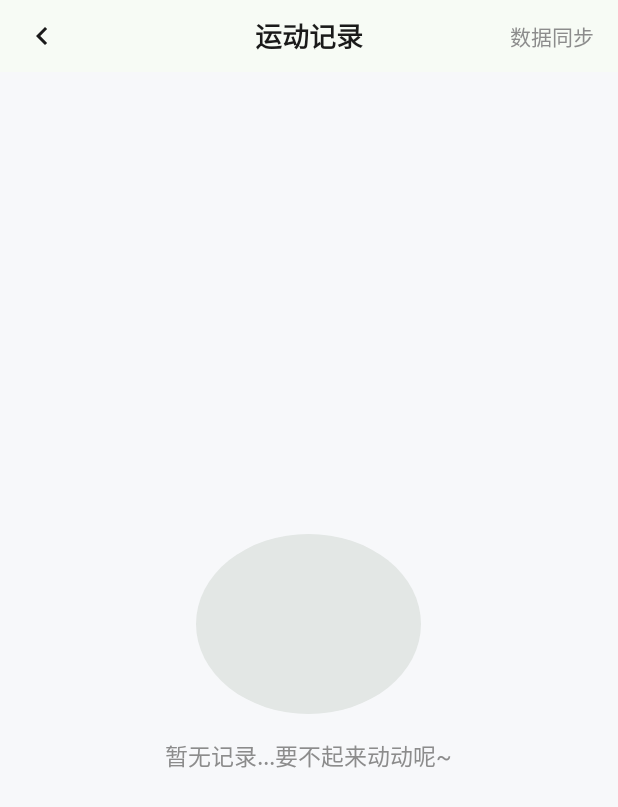
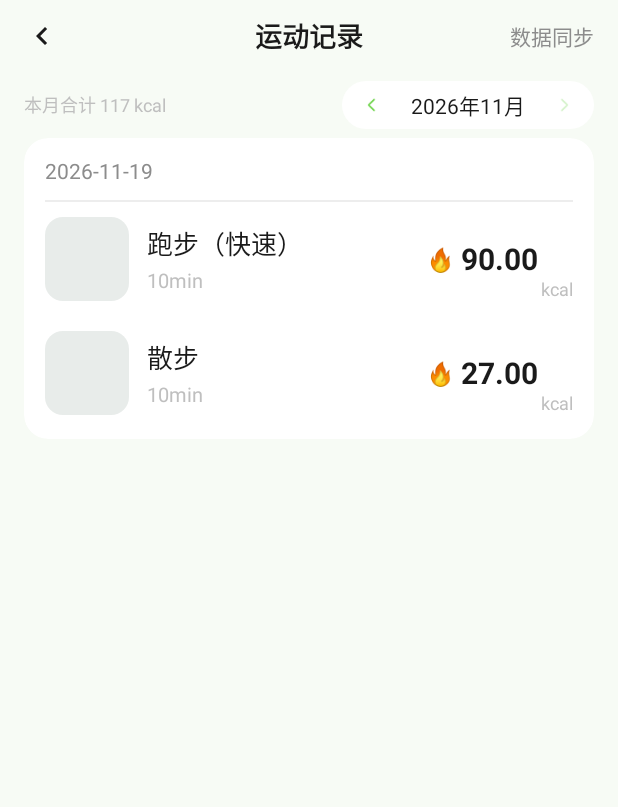
Before and after one commit to MengFuFu/CalorieApp, an Android app: the SportRecordFragment screen opened through its navigation route, on a phone screen of 412 x 824 dp. Shown: the top 807 px of the screen. Run offline under Robolectric (Android 15) with nearby library versions, the phone set to English and light mode, and no system bars; our stand-ins replace Dagger/Hilt's generated code.

Commit message:
运动记录页按月分组展示 + 保存写库

```diff
--- /dev/null
+++ b/app/src/main/java/com/mh/calorie/data/temp/TempSportRecordRepository.kt
@@ -0,0 +1,45 @@
+package com.mh.calorie.data.temp
+
+import com.mh.calorie.core.domain.model.SportRecord
+import kotlinx.coroutines.flow.MutableStateFlow
+import kotlinx.coroutines.flow.StateFlow
+import kotlinx.coroutines.flow.asStateFlow
+import java.time.LocalDate
+import java.time.LocalDateTime
+import javax.inject.Inject
+import javax.inject.Singleton
+
+/** 运动记录临时仓库（M4 接 Room 后整类删除） */
+@Singleton
+class TempSportRecordRepository @Inject constructor() {
+
+    private val _records = MutableStateFlow(seed())
+    val records: StateFlow<List<SportRecord>> = _records.asStateFlow()
+
+    fun all(): List<SportRecord> = _records.value
+
+    fun add(
+        recordedAt: LocalDateTime,
+        name: String,
+        quantity: Float,
+        unitLabel: String,
+        kcal: Float
+    ) {
+        // 同一秒内连续保存时把时间顶开，避免排序不稳定
+        var at = recordedAt
+        while (_records.value.any { it.recordedAt == at }) {
+            at = at.plusSeconds(1)
+        }
+        _records.value = (_records.value + SportRecord(at, name, quantity, unitLabel, kcal))
+            .sortedBy { it.recordedAt }
+    }
+
+    /** 两条今天的种子数据，便于先看到分组效果 */
+    private fun seed(): List<SportRecord> {
+        val today = LocalDate.now()
+        return listOf(
+            SportRecord(today.atTime(8, 12), "散步", 10f, "min", 27f),
+            SportRecord(today.atTime(9, 40), "跑步（快速）", 10f, "min", 90f)
+        )
+    }
+}
--- a/app/src/main/java/com/mh/calorie/ui/sport/SportInputSheet.kt
+++ b/app/src/main/java/com/mh/calorie/ui/sport/SportInputSheet.kt
@@ -12,11 +12,14 @@ import androidx.core.os.bundleOf
 import com.google.android.material.bottomsheet.BottomSheetBehavior
 import com.google.android.material.bottomsheet.BottomSheetDialogFragment
 import com.mh.calorie.R
+import com.mh.calorie.data.temp.TempSportRecordRepository
 import com.mh.calorie.databinding.SheetSportInputBinding
 import com.mh.calorie.ui.weight.input.DateWheelSheet
+import dagger.hilt.android.AndroidEntryPoint
 import java.time.LocalDateTime
 import java.time.format.DateTimeFormatter
 import java.util.Locale
+import javax.inject.Inject
 import kotlin.math.roundToInt
 
 /**
@@ -24,7 +27,11 @@ import kotlin.math.roundToInt
  * 日期胶囊 + 所选运动 + 大数字 + 单位（min / km / 局(x min) / 场(x min) / 个(x/分钟)）+ 自绘键盘。
  * 保存后通过 Fragment Result 把「千卡 + 数量」回传给运动库页。
  */
+@AndroidEntryPoint
 class SportInputSheet : BottomSheetDialogFragment() {
+
+    @Inject
+    lateinit var sportRepo: TempSportRecordRepository
 
     private var _binding: SheetSportInputBinding? = null
     private val binding get() = _binding!!
@@ -201,6 +208,13 @@ class SportInputSheet : BottomSheetDialogFragment() {
                 RESULT_DATETIME to selectedAt.format(TIME_FORMATTER)
             )
         )
+        sportRepo.add(
+            recordedAt = selectedAt,
+            name = itemName,
+            quantity = value,
+            unitLabel = labelOf(unit),
+            kcal = kcal
+        )
         dismiss()
     }
 
--- /dev/null
+++ b/app/src/main/java/com/mh/calorie/ui/sport/SportRecordAdapter.kt
@@ -0,0 +1,50 @@
+package com.mh.calorie.ui.sport
+
+import android.view.LayoutInflater
+import android.view.ViewGroup
+import androidx.recyclerview.widget.DiffUtil
+import androidx.recyclerview.widget.ListAdapter
+import androidx.recyclerview.widget.RecyclerView
+import com.mh.calorie.databinding.ItemSportDayBinding
+import com.mh.calorie.databinding.ItemSportRecordRowBinding
+
+/** 一天一张卡，卡内逐条运动 */
+class SportRecordAdapter : ListAdapter<SportDayGroup, SportRecordAdapter.DayHolder>(DIFF) {
+
+    override fun onCreateViewHolder(parent: ViewGroup, viewType: Int): DayHolder {
+        val binding = ItemSportDayBinding.inflate(
+            LayoutInflater.from(parent.context), parent, false
+        )
+        return DayHolder(binding)
+    }
+
+    override fun onBindViewHolder(holder: DayHolder, position: Int) {
+        holder.bind(getItem(position))
+    }
+
+    class DayHolder(private val binding: ItemSportDayBinding) : RecyclerView.ViewHolder(binding.root) {
+
+        fun bind(group: SportDayGroup) {
+            binding.tvDate.text = group.dateText
+            binding.containerRows.removeAllViews()
+            val inflater = LayoutInflater.from(binding.root.context)
+            group.rows.forEach { row ->
+                val rowBinding = ItemSportRecordRowBinding.inflate(
+                    inflater, binding.containerRows, false
+                )
+                rowBinding.tvName.text = row.name
+                rowBinding.tvQuantity.text = row.quantityText
+                rowBinding.tvKcal.text = row.kcalText
+                binding.containerRows.addView(rowBinding.root)
+            }
+        }
+
+    }
+
+    private companion object {
+        val DIFF = object : DiffUtil.ItemCallback<SportDayGroup>() {
+            override fun areItemsTheSame(a: SportDayGroup, b: SportDayGroup) = a.dateText == b.dateText
+            override fun areContentsTheSame(a: SportDayGroup, b: SportDayGroup) = a == b
+        }
+    }
+}
--- a/app/src/main/java/com/mh/calorie/ui/sport/SportRecordFragment.kt
+++ b/app/src/main/java/com/mh/calorie/ui/sport/SportRecordFragment.kt
@@ -3,28 +3,67 @@ package com.mh.calorie.ui.sport
 import android.os.Bundle
 import android.view.View
 import android.widget.Toast
+import androidx.core.view.isVisible
 import androidx.fragment.app.Fragment
+import androidx.fragment.app.viewModels
+import androidx.lifecycle.Lifecycle
+import androidx.lifecycle.lifecycleScope
+import androidx.lifecycle.repeatOnLifecycle
 import androidx.navigation.fragment.findNavController
+import androidx.recyclerview.widget.LinearLayoutManager
 import com.mh.calorie.R
 import com.mh.calorie.databinding.FragmentSportRecordBinding
+import dagger.hilt.android.AndroidEntryPoint
+import kotlinx.coroutines.launch
 
 
-/** 首页「运动」卡进来的运动记录页：目前只有空态 */
+/** 运动记录页：按月份筛选、按日期分组 */
+@AndroidEntryPoint
 class SportRecordFragment : Fragment(R.layout.fragment_sport_record) {
 
     private var _binding: FragmentSportRecordBinding? = null
     private val binding get() = _binding!!
 
+    private val viewModel: SportRecordViewModel by viewModels()
+    private val adapter = SportRecordAdapter()
+
     override fun onViewCreated(view: View, savedInstanceState: Bundle?) {
         _binding = FragmentSportRecordBinding.bind(view)
+
         binding.btnBack.setOnClickListener { findNavController().navigateUp() }
         binding.tvSync.setOnClickListener {
             Toast.makeText(requireContext(), "数据同步将在后续接入", Toast.LENGTH_SHORT).show()
         }
+        binding.btnPrevMonth.setOnClickListener { viewModel.previousMonth() }
+        binding.btnNextMonth.setOnClickListener { viewModel.nextMonth() }
+        binding.btnGoRecord.setOnClickListener {
+            findNavController().navigate(R.id.action_sportRecordFragment_to_sportLibraryFragment)
+        }
+
+        binding.rvRecords.layoutManager = LinearLayoutManager(requireContext())
+        binding.rvRecords.adapter = adapter
+
+        viewLifecycleOwner.lifecycleScope.launch {
+            viewLifecycleOwner.repeatOnLifecycle(Lifecycle.State.STARTED) {
+                viewModel.uiState.collect { render(it) }
+            }
+        }
+    }
+
+    private fun render(state: SportRecordUiState) {
+        binding.tvMonth.text = state.monthText
+        binding.tvMonthTotal.text = getString(R.string.sport_month_total, state.totalText)
+        binding.btnNextMonth.isEnabled = state.canGoNext
+        binding.btnNextMonth.alpha = if (state.canGoNext) 1f else 0.3f
+
+        binding.groupEmpty.isVisible = state.isEmpty
+        binding.rvRecords.isVisible = !state.isEmpty
+        adapter.submitList(state.groups)
     }
 
     override fun onDestroyView() {
         super.onDestroyView()
+        binding.rvRecords.adapter = null
         _binding = null
     }
 
--- /dev/null
+++ b/app/src/main/java/com/mh/calorie/ui/sport/SportRecordUiState.kt
@@ -0,0 +1,24 @@
+package com.mh.calorie.ui.sport
+
+
+/** 一条运动记录（已格式化成字符串，Adapter 直接用） */
+data class SportRecordRow(
+    val timeText: String,
+    val name: String,
+    val quantityText: String,
+    val kcalText: String
+)
+
+/** 一天的记录 */
+data class SportDayGroup(
+    val dateText: String,
+    val rows: List<SportRecordRow>
+)
+
+data class SportRecordUiState (
+    val monthText: String = "",
+    val totalText: String = "0",
+    val groups: List<SportDayGroup> = emptyList(),
+    val isEmpty: Boolean = true,
+    val canGoNext: Boolean = false
+)
--- /dev/null
+++ b/app/src/main/java/com/mh/calorie/ui/sport/SportRecordViewModel.kt
@@ -0,0 +1,85 @@
+package com.mh.calorie.ui.sport
+
+import androidx.lifecycle.ViewModel
+import androidx.lifecycle.viewModelScope
+import com.mh.calorie.data.temp.TempSportRecordRepository
+import dagger.hilt.android.lifecycle.HiltViewModel
+import kotlinx.coroutines.flow.MutableStateFlow
+import kotlinx.coroutines.flow.StateFlow
+import kotlinx.coroutines.flow.asStateFlow
+import kotlinx.coroutines.launch
+import java.time.YearMonth
+import java.time.format.DateTimeFormatter
+import java.util.Locale
+import javax.inject.Inject
+
+@HiltViewModel
+class SportRecordViewModel @Inject constructor(
+    private val repo: TempSportRecordRepository
+) : ViewModel() {
+
+    private val _uiState = MutableStateFlow(SportRecordUiState())
+    val uiState: StateFlow<SportRecordUiState> = _uiState.asStateFlow()
+
+    private var month: YearMonth = YearMonth.now()
+
+    init {
+        // 仓库一变就重算，保存后页面自动刷新
+        viewModelScope.launch {
+            repo.records.collect { refresh() }
+        }
+    }
+
+    fun previousMonth() {
+        month = month.minusMonths(1)
+        refresh()
+    }
+
+    fun nextMonth() {
+        if (month < YearMonth.now()) {
+            month = month.plusMonths(1)
+            refresh()
+        }
+    }
+
+    private fun refresh() {
+        val monthRecords = repo.all().filter { YearMonth.from(it.date) == month }
+
+        val groups = monthRecords
+            .groupBy { it.date }
+            .toSortedMap(reverseOrder())
+            .map { (date, list) ->
+                SportDayGroup(
+                    dateText = date.format(DATE_FORMAT),
+                    rows = list.sortedByDescending { it.recordedAt }.map { record ->
+                        SportRecordRow(
+                            timeText = record.recordedAt.format(TIME_FORMAT),
+                            name = record.name,
+                            quantityText = formatQuantity(record.quantity) + record.unitLabel,
+                            kcalText = String.format(Locale.US, "%.2f", record.kcal)
+                        )
+                    }
+                )
+            }
+
+        _uiState.value = SportRecordUiState(
+            monthText = month.format(MONTH_FORMAT),
+            totalText = String.format(Locale.US, "%.0f", monthRecords.sumOf { it.kcal.toDouble() }),
+            groups = groups,
+            isEmpty = groups.isEmpty(),
+            canGoNext = month < YearMonth.now()
+        )
+    }
+
+    /** 10.0 → "10"，10.5 → "10.5" */
+    private fun formatQuantity(value: Float): String =
+        if (value % 1f == 0f) value.toInt().toString()
+        else String.format(Locale.US, "%.1f", value)
+
+    private companion object {
+        val DATE_FORMAT: DateTimeFormatter = DateTimeFormatter.ofPattern("yyyy-MM-dd", Locale.US)
+        val TIME_FORMAT: DateTimeFormatter = DateTimeFormatter.ofPattern("HH:mm", Locale.US)
+        val MONTH_FORMAT: DateTimeFormatter = DateTimeFormatter.ofPattern("yyyy年M月", Locale.CHINA)
+    }
+
+}
--- a/app/src/main/res/layout/fragment_sport_record.xml
+++ b/app/src/main/res/layout/fragment_sport_record.xml
@@ -38,28 +38,92 @@
             android:layout_height="match_parent"
             android:layout_gravity="end"
             android:gravity="center"
+            android:paddingStart="12dp"
             android:paddingEnd="16dp"
-            android:paddingStart="12dp"
             android:text="@string/sport_sync"
             android:textColor="@color/text_secondary"
             android:textSize="14sp" />
     </FrameLayout>
 
-    <!-- 内容区：截图里是浅灰底 -->
-    <FrameLayout
+    <!-- 本月合计 + 月份胶囊 -->
+    <LinearLayout
+        android:layout_width="match_parent"
+        android:layout_height="44dp"
+        android:gravity="center_vertical"
+        android:orientation="horizontal"
+        android:paddingStart="16dp"
+        android:paddingEnd="16dp">
+
+        <TextView
+            android:id="@+id/tvMonthTotal"
+            android:layout_width="0dp"
+            android:layout_height="wrap_content"
+            android:layout_weight="1"
+            android:textColor="@color/text_tertiary"
+            android:textSize="12sp" />
+
+        <LinearLayout
+            android:layout_width="wrap_content"
+            android:layout_height="32dp"
+            android:background="@drawable/bg_month_pill"
+            android:gravity="center_vertical"
+            android:orientation="horizontal"
+            android:paddingHorizontal="6dp">
+
+            <ImageView
+                android:id="@+id/btnPrevMonth"
+                android:layout_width="28dp"
+                android:layout_height="28dp"
+                android:background="?attr/selectableItemBackgroundBorderless"
+                android:contentDescription="@string/weight_month_prev"
+                android:padding="7dp"
+                android:rotation="180"
+                android:src="@drawable/ic_chevron_right"
+                app:tint="@color/brand_green" />
+
+            <TextView
+                android:id="@+id/tvMonth"
+                android:layout_width="wrap_content"
+                android:layout_height="wrap_content"
+                android:layout_marginHorizontal="4dp"
+                android:gravity="center"
+                android:minWidth="92dp"
+                android:maxLines="1"
+                android:textColor="@color/text_primary"
+                android:textSize="14sp" />
+
+            <ImageView
+                android:id="@+id/btnNextMonth"
+                android:layout_width="28dp"
+                android:layout_height="28dp"
+                android:background="?attr/selectableItemBackgroundBorderless"
+                android:contentDescription="@string/weight_month_next"
+                android:padding="7dp"
+                android:src="@drawable/ic_chevron_right"
+                app:tint="@color/brand_green" />
+        </LinearLayout>
+    </LinearLayout>
+
+    <!-- 分组列表 -->
+    <androidx.recyclerview.widget.RecyclerView
+        android:id="@+id/rvRecords"
         android:layout_width="match_parent"
         android:layout_height="0dp"
         android:layout_weight="1"
-        android:background="@color/page_gray">
+        android:clipToPadding="false"
+        android:paddingHorizontal="16dp"
+        android:paddingBottom="16dp"
+        android:visibility="gone" />
 
+    <!-- 空态 -->
     <LinearLayout
-            android:layout_width="wrap_content"
-            android:layout_height="wrap_content"
-            android:layout_gravity="center"
-            android:gravity="center_horizontal"
+        android:id="@+id/groupEmpty"
+        android:layout_width="match_parent"
+        android:layout_height="0dp"
+        android:layout_weight="1"
+        android:gravity="center"
         android:orientation="vertical">
 
-            <!-- 吉祥物占位：有素材后换成 ImageView + src -->
         <FrameLayout
             android:layout_width="150dp"
             android:layout_height="120dp"
@@ -72,6 +136,18 @@
             android:text="@string/sport_record_empty"
             android:textColor="@color/text_secondary"
             android:textSize="15sp" />
+
+        <TextView
+            android:id="@+id/btnGoRecord"
+            android:layout_width="wrap_content"
+            android:layout_height="34dp"
+            android:layout_marginTop="14dp"
+            android:background="@drawable/bg_go_record"
+            android:gravity="center"
+            android:minWidth="104dp"
+            android:paddingHorizontal="20dp"
+            android:text="@string/sport_record_go"
+            android:textColor="@color/brand_green_dark"
+            android:textSize="13sp" />
     </LinearLayout>
-    </FrameLayout>
 </LinearLayout>
--- /dev/null
+++ b/app/src/main/res/layout/item_sport_day.xml
@@ -0,0 +1,40 @@
+<?xml version="1.0" encoding="utf-8"?>
+<com.google.android.material.card.MaterialCardView
+    xmlns:android="http://schemas.android.com/apk/res/android"
+    xmlns:app="http://schemas.android.com/apk/res-auto"
+    style="@style/Widget.Momo.Card"
+    android:layout_width="match_parent"
+    android:layout_height="wrap_content"
+    android:layout_marginBottom="10dp"
+    app:cardCornerRadius="@dimen/radius_card">
+
+    <LinearLayout
+        android:layout_width="match_parent"
+        android:layout_height="wrap_content"
+        android:orientation="vertical"
+        android:paddingBottom="6dp">
+
+        <TextView
+            android:id="@+id/tvDate"
+            android:layout_width="wrap_content"
+            android:layout_height="wrap_content"
+            android:paddingStart="14dp"
+            android:paddingTop="12dp"
+            android:paddingBottom="10dp"
+            android:textColor="@color/text_secondary"
+            android:textSize="14sp" />
+
+        <View
+            android:layout_width="match_parent"
+            android:layout_height="1dp"
+            android:layout_marginHorizontal="14dp"
+            android:background="@color/divider" />
+
+        <LinearLayout
+            android:id="@+id/containerRows"
+            android:layout_width="match_parent"
+            android:layout_height="wrap_content"
+            android:orientation="vertical"
+            android:paddingHorizontal="14dp" />
+    </LinearLayout>
+</com.google.android.material.card.MaterialCardView>
--- /dev/null
+++ b/app/src/main/res/layout/item_sport_record_row.xml
@@ -0,0 +1,64 @@
+<?xml version="1.0" encoding="utf-8"?>
+<LinearLayout xmlns:android="http://schemas.android.com/apk/res/android"
+    xmlns:tools="http://schemas.android.com/tools"
+    android:layout_width="match_parent"
+    android:layout_height="wrap_content"
+    android:gravity="center_vertical"
+    android:orientation="horizontal"
+    android:paddingVertical="10dp">
+
+    <FrameLayout
+        android:layout_width="56dp"
+        android:layout_height="56dp"
+        android:background="@drawable/bg_placeholder_img" />
+
+    <LinearLayout
+        android:layout_width="0dp"
+        android:layout_height="wrap_content"
+        android:layout_marginStart="12dp"
+        android:layout_weight="1"
+        android:orientation="vertical">
+
+        <TextView
+            android:id="@+id/tvName"
+            android:layout_width="wrap_content"
+            android:layout_height="wrap_content"
+            android:textColor="@color/text_primary"
+            android:textSize="17sp"
+            tools:text="跑步（快速）" />
+
+        <TextView
+            android:id="@+id/tvQuantity"
+            android:layout_width="wrap_content"
+            android:layout_height="wrap_content"
+            android:layout_marginTop="2dp"
+            android:textColor="@color/text_tertiary"
+            android:textSize="13sp"
+            tools:text="10min" />
+    </LinearLayout>
+
+    <TextView
+        android:layout_width="wrap_content"
+        android:layout_height="wrap_content"
+        android:text="🔥"
+        android:textSize="15sp" />
+
+    <TextView
+        android:id="@+id/tvKcal"
+        android:layout_width="wrap_content"
+        android:layout_height="wrap_content"
+        android:layout_marginStart="4dp"
+        android:textColor="@color/text_primary"
+        android:textSize="20sp"
+        android:textStyle="bold"
+        tools:text="90.00" />
+
+    <TextView
+        android:layout_width="wrap_content"
+        android:layout_height="wrap_content"
+        android:layout_marginStart="2dp"
+        android:layout_gravity="bottom"
+        android:text="@string/sport_kcal_unit"
+        android:textColor="@color/text_tertiary"
+        android:textSize="12sp" />
+</LinearLayout>
--- a/app/src/main/res/navigation/main_nav_graph.xml
+++ b/app/src/main/res/navigation/main_nav_graph.xml
@@ -69,7 +69,12 @@
     <fragment
         android:id="@+id/sportRecordFragment"
         android:name="com.mh.calorie.ui.sport.SportRecordFragment"
-        android:label="@string/sport_record_title" />
+        android:label="@string/sport_record_title">
+
+        <action
+            android:id="@+id/action_sportRecordFragment_to_sportLibraryFragment"
+            app:destination="@id/sportLibraryFragment" />
+    </fragment>
 
     <fragment
         android:id="@+id/sportLibraryFragment"
--- a/app/src/main/res/values/strings.xml
+++ b/app/src/main/res/values/strings.xml
@@ -192,4 +192,8 @@
     <string name="sport_unit_round_with_time">局(%1$dmin)</string>
     <string name="sport_unit_session_with_time">场(%1$dmin)</string>
     <string name="sport_unit_rep_with_rate">个(%1$d/分钟)</string>
+
+    <string name="sport_month_total">本月合计 %1$s kcal</string>
+    <string name="sport_record_go">去记录</string>
+    <string name="sport_sync_coming">数据同步将在后续接入</string>
 </resources>
--- /dev/null
+++ b/core/domain/src/main/java/com/mh/calorie/core/domain/model/SportRecord.kt
@@ -0,0 +1,19 @@
+package com.mh.calorie.core.domain.model
+
+import java.time.LocalDate
+import java.time.LocalDateTime
+
+/**
+ * 一条运动记录。
+ * [quantity] + [unitLabel] 是用户填的数量与单位（如 10 + "min"、1 + "局(20min)"、2 + "km"），
+ * [kcal] 是当时换算出来的结果——存快照，以后改了运动库的换算规则也不影响历史。
+ */
+data class SportRecord(
+    val recordedAt: LocalDateTime,
+    val name: String,
+    val quantity: Float,
+    val unitLabel: String,
+    val kcal: Float
+) {
+    val date: LocalDate get() = recordedAt.toLocalDate()
+}
```
Also changed, not shown: 60 other files. Lines whose indentation alone changed are shown as unchanged.
